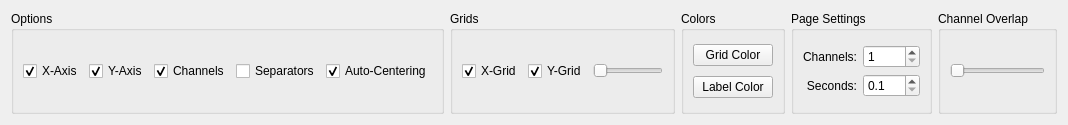
Before: the Qt Designer form src/gui_impl/signal_browser/adapt_browser_view_widget.ui in cbrnr/sigviewer, drawn with Qt 5.
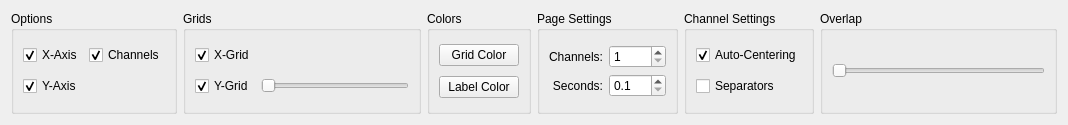
After: the same form once the commit is applied.

Commit message: Adapt browser redesign

Diff of the .ui file:
```diff
--- a/src/gui_impl/signal_browser/adapt_browser_view_widget.ui
+++ b/src/gui_impl/signal_browser/adapt_browser_view_widget.ui
@@ -26,7 +26,20 @@
       <string>Grids</string>
      </property>
      <layout class="QGridLayout" name="gridLayout_2">
-      <item row="1" column="1">
+      <item row="1" column="0">
+       <widget class="QCheckBox" name="xGridCheckbox">
+        <property name="enabled">
+         <bool>true</bool>
+        </property>
+        <property name="text">
+         <string>X-Grid</string>
+        </property>
+        <property name="checked">
+         <bool>true</bool>
+        </property>
+       </widget>
+      </item>
+      <item row="2" column="0">
        <widget class="QCheckBox" name="yGridCheckbox">
         <property name="enabled">
          <bool>true</bool>
@@ -45,7 +58,7 @@
         </property>
        </widget>
       </item>
-      <item row="1" column="2">
+      <item row="2" column="1">
        <widget class="QSlider" name="yGridSlider">
         <property name="maximum">
          <number>30</number>
@@ -64,19 +77,6 @@
         </property>
        </widget>
       </item>
-      <item row="1" column="0">
-       <widget class="QCheckBox" name="xGridCheckbox">
-        <property name="enabled">
-         <bool>true</bool>
-        </property>
-        <property name="text">
-         <string>X-Grid</string>
-        </property>
-        <property name="checked">
-         <bool>true</bool>
-        </property>
-       </widget>
-      </item>
      </layout>
     </widget>
    </item>
@@ -109,25 +109,6 @@
      </layout>
     </widget>
    </item>
-   <item row="0" column="4">
-    <widget class="QGroupBox" name="groupBox_5">
-     <property name="title">
-      <string>Channel Overlap</string>
-     </property>
-     <layout class="QGridLayout" name="gridLayout_5">
-      <item row="0" column="0">
-       <widget class="QSlider" name="channelOverlappingSlider">
-        <property name="maximum">
-         <number>100</number>
-        </property>
-        <property name="orientation">
-         <enum>Qt::Horizontal</enum>
-        </property>
-       </widget>
-      </item>
-     </layout>
-    </widget>
-   </item>
    <item row="0" column="0">
     <widget class="QGroupBox" name="groupBox">
      <property name="title">
@@ -144,33 +125,6 @@
         </property>
        </widget>
       </item>
-      <item row="0" column="3">
-       <widget class="QCheckBox" name="border_checkBox_">
-        <property name="text">
-         <string>Separators</string>
-        </property>
-       </widget>
-      </item>
-      <item row="0" column="1">
-       <widget class="QCheckBox" name="y_axis_checkbox_">
-        <property name="text">
-         <string>Y-Axis</string>
-        </property>
-        <property name="checked">
-         <bool>true</bool>
-        </property>
-       </widget>
-      </item>
-      <item row="0" column="4">
-       <widget class="QCheckBox" name="offsetCheckBox">
-        <property name="text">
-         <string>Auto-Centering</string>
-        </property>
-        <property name="checked">
-         <bool>true</bool>
-        </property>
-       </widget>
-      </item>
       <item row="0" column="2">
        <widget class="QCheckBox" name="labels_checkbox_">
         <property name="text">
@@ -181,6 +135,16 @@
         </property>
        </widget>
       </item>
+      <item row="1" column="0">
+       <widget class="QCheckBox" name="y_axis_checkbox_">
+        <property name="text">
+         <string>Y-Axis</string>
+        </property>
+        <property name="checked">
+         <bool>true</bool>
+        </property>
+       </widget>
+      </item>
      </layout>
     </widget>
    </item>
@@ -242,6 +206,51 @@
      </layout>
     </widget>
    </item>
+   <item row="0" column="5">
+    <widget class="QGroupBox" name="groupBox_4">
+     <property name="title">
+      <string>Channel Settings</string>
+     </property>
+     <layout class="QGridLayout" name="gridLayout_6">
+      <item row="0" column="0">
+       <widget class="QCheckBox" name="offsetCheckBox">
+        <property name="text">
+         <string>Auto-Centering</string>
+        </property>
+        <property name="checked">
+         <bool>true</bool>
+        </property>
+       </widget>
+      </item>
+      <item row="1" column="0">
+       <widget class="QCheckBox" name="border_checkBox_">
+        <property name="text">
+         <string>Separators</string>
+        </property>
+       </widget>
+      </item>
+     </layout>
+    </widget>
+   </item>
+   <item row="0" column="6">
+    <widget class="QGroupBox" name="groupBox_5">
+     <property name="title">
+      <string>Overlap</string>
+     </property>
+     <layout class="QGridLayout" name="gridLayout_5">
+      <item row="0" column="0">
+       <widget class="QSlider" name="channelOverlappingSlider">
+        <property name="maximum">
+         <number>100</number>
+        </property>
+        <property name="orientation">
+         <enum>Qt::Horizontal</enum>
+        </property>
+       </widget>
+      </item>
+     </layout>
+    </widget>
+   </item>
   </layout>
  </widget>
  <resources/>
```
